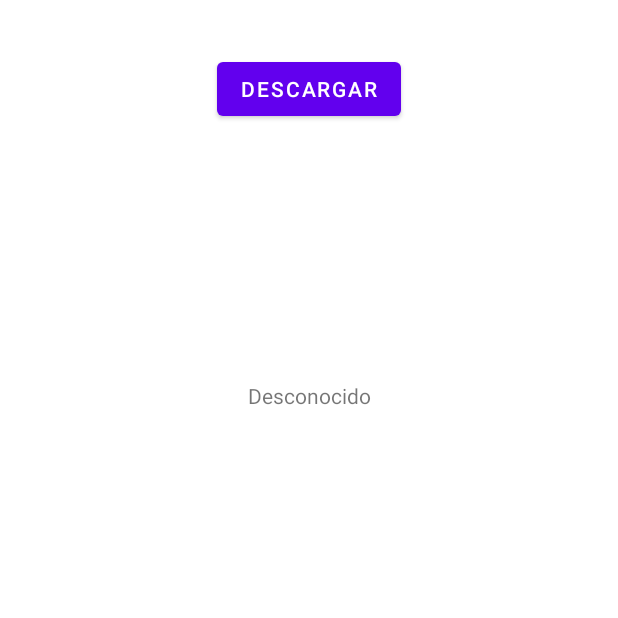
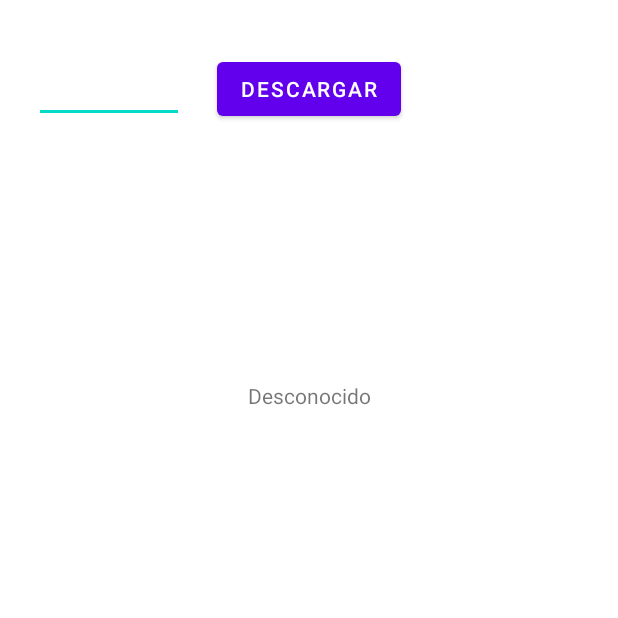
Before and after one commit to carlosbellmont/EjemploTestingInterne3, an Android app: the screen it shows after launch (MainActivity), on a phone screen of 412 x 824 dp, the part 571-1189 px from its top. Run offline under Robolectric (Android 15) with nearby library versions, the phone set to English and light mode, and no system bars.

Commit message:
Errors code added

```diff
--- a/app/src/main/res/layout/activity_main.xml
+++ b/app/src/main/res/layout/activity_main.xml
@@ -5,6 +5,16 @@
     android:layout_width="match_parent"
     android:layout_height="match_parent"
     tools:context=".MainActivity">
+
+    <EditText
+        android:id="@+id/et_number"
+        android:layout_width="100dp"
+        android:layout_height="wrap_content"
+        app:layout_constraintBottom_toBottomOf="parent"
+        app:layout_constraintEnd_toStartOf="@+id/b_descarga"
+        app:layout_constraintStart_toStartOf="parent"
+        app:layout_constraintTop_toTopOf="parent"
+        android:inputType="numberSigned"/>
 
     <ProgressBar
         android:id="@+id/pb_downloading"
```
Also changed, not shown: app/src/main/java/com/example/ejemplointernet/MainActivity.kt (+17 -3 lines).
